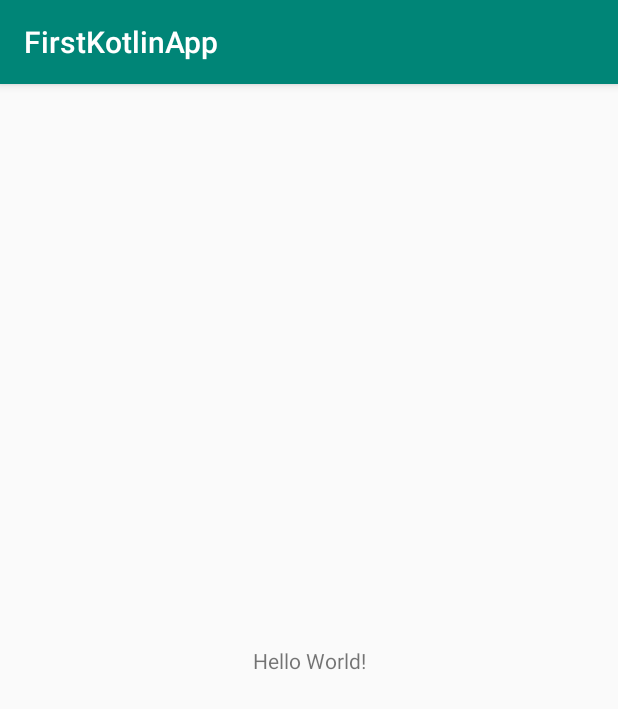
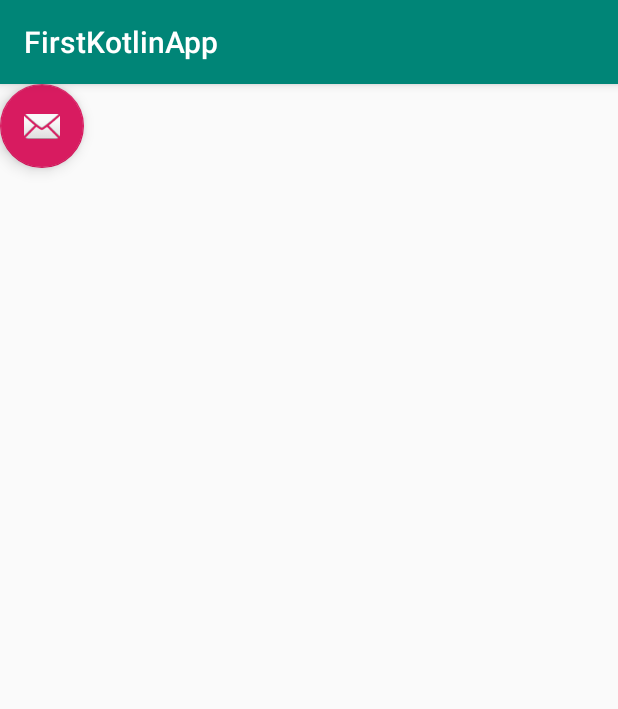
Before and after one commit to ahmedkmadani/FirstKotlinApp, an Android app: the screen it shows after launch (MainActivity), on a phone screen of 412 x 824 dp. Shown: the top 709 px of the screen. Run offline under Robolectric (Android 15) with nearby library versions, the phone set to English and light mode, and no system bars.

Commit message:
adding float button OnClickListener  on MainActivity

```diff
--- a/app/src/main/java/com/example/ahmedk/firstkotlinapp/MainActivity.kt
+++ b/app/src/main/java/com/example/ahmedk/firstkotlinapp/MainActivity.kt
@@ -2,11 +2,20 @@ package com.example.ahmedk.firstkotlinapp
 
 import android.support.v7.app.AppCompatActivity
 import android.os.Bundle
+import android.support.design.widget.Snackbar
+import kotlinx.android.synthetic.main.activity_main.*
 
 class MainActivity : AppCompatActivity() {
 
     override fun onCreate(savedInstanceState: Bundle?) {
         super.onCreate(savedInstanceState)
         setContentView(R.layout.activity_main)
+
+        //adding floating button to activity
+        fab.setOnClickListener { view ->
+            Snackbar.make(view, "Replace with your own action", Snackbar.LENGTH_LONG)
+                .setAction("Action", null).show()
+        }
+
     }
 }
--- a/app/src/main/res/layout/activity_main.xml
+++ b/app/src/main/res/layout/activity_main.xml
@@ -7,13 +7,15 @@
         android:layout_height="match_parent"
         tools:context=".MainActivity">
 
-    <TextView
+    <android.support.design.widget.FloatingActionButton
+            android:id="@+id/fab"
             android:layout_width="wrap_content"
             android:layout_height="wrap_content"
-            android:text="Hello World!"
-            app:layout_constraintBottom_toBottomOf="parent"
-            app:layout_constraintLeft_toLeftOf="parent"
-            app:layout_constraintRight_toRightOf="parent"
-            app:layout_constraintTop_toTopOf="parent"/>
+            android:layout_gravity="bottom|end"
+            android:src="@android:drawable/ic_dialog_email"
+            tools:ignore="MissingConstraints"/>
+
+
+
 
 </android.support.constraint.ConstraintLayout>
```
